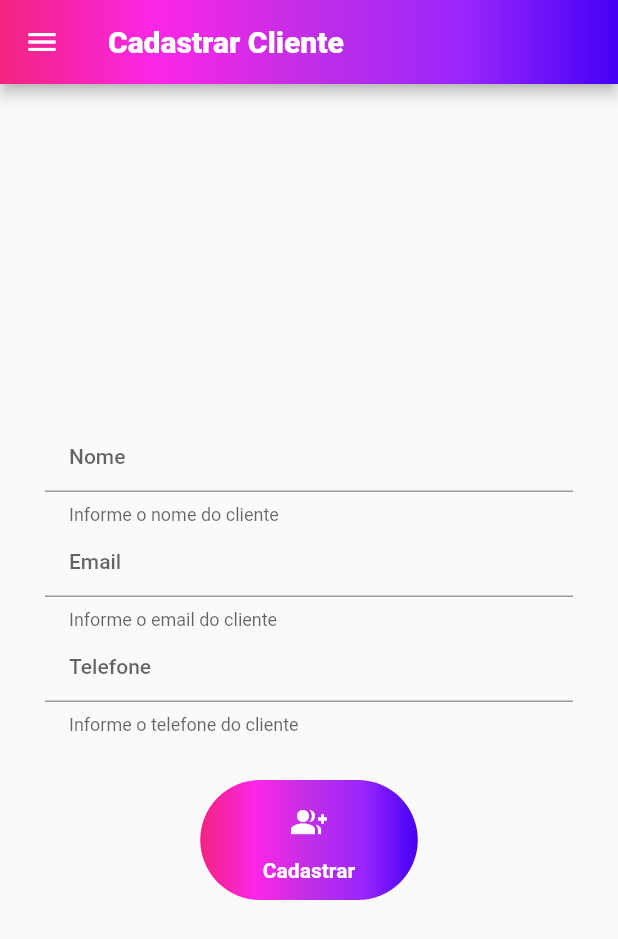
After one commit to GanaxXD/consumo_api, a Flutter app: the CadastrarCliente screen opened directly, on a phone screen of 412 x 824 dp. The commit adds this screen. Shown: the top 939 px of the screen. Run offline on Flutter 3.47's test engine with Material 2 defaults, Android fonts, the phone set to English and light mode, and no system bars; network calls fail; statements that could not run were skipped.

Commit message:
Criação da tela - UI - de cadastro de usuário completa

```diff
--- /dev/null
+++ b/lib/screens/addClient.dart
@@ -0,0 +1,82 @@
+import 'package:consumoapi/widgets/MyDrawerNavigation.dart';
+import 'package:consumoapi/widgets/myButton.dart';
+import 'package:consumoapi/widgets/myTextFormField.dart';
+import 'package:flutter/material.dart';
+
+class CadastrarCliente extends StatefulWidget {
+  @override
+  _CadastrarClienteState createState() => _CadastrarClienteState();
+}
+
+class _CadastrarClienteState extends State<CadastrarCliente> {
+
+    final GlobalKey<FormState> _formKey = GlobalKey<FormState>();
+    final TextEditingController _nameController = TextEditingController();
+    final TextEditingController _emailController = TextEditingController();
+    final TextEditingController _foneController = TextEditingController();
+
+    @override
+  Widget build(BuildContext context) {
+    return Scaffold(
+        drawer: MyDrawerNavigation(),
+        appBar: AppBar(
+            flexibleSpace: Container(
+                decoration: BoxDecoration(
+                    gradient: LinearGradient(
+                        colors: <Color>[
+                            Color.fromRGBO(242, 36, 126, 95),
+                            Color.fromRGBO(252, 38, 230, 90),
+                            Color.fromRGBO(193, 46, 230, 90),
+                            Color.fromRGBO(154, 38, 252, 99),
+                            Color.fromRGBO(69, 0, 245, 96),
+                        ],
+                        begin: const FractionalOffset(0.0, 0.0),
+                        end: const FractionalOffset(1.0, 0.0),
+                    )
+                ),
+            ),
+            title: Text("Cadastrar Cliente", style: TextStyle(
+                color: Colors.white, fontWeight: FontWeight.w900
+            ), overflow: TextOverflow.ellipsis,),
+        ),
+
+        body: Form(
+            key: _formKey,
+            child: Column(
+                mainAxisAlignment: MainAxisAlignment.center,
+                children: [
+                    MyTextFormField(
+                        hint: "Nome",
+                        help: "Informe o nome do cliente",
+                        controller: _nameController,
+                        keyboardType: TextInputType.name,
+                    ),
+
+                    MyTextFormField(
+                        hint: "Email",
+                        help: "Informe o email do cliente",
+                        controller: _emailController,
+                        keyboardType: TextInputType.emailAddress,
+                    ),
+
+                    MyTextFormField(
+                        hint: "Telefone",
+                        help: "Informe o telefone do cliente",
+                        controller: _foneController,
+                        keyboardType: TextInputType.phone,
+                    ),
+
+                    Padding(
+                        padding: const EdgeInsets.only(top: 30),
+                        child: MyButton(
+                            splashColor: Colors.green.shade400,
+                            icon: Icons.group_add,
+                            text: "Cadastrar",
+                        ),
+                    )
+                ],
+            ),
+        ),
+    );
+  }
+}
--- a/lib/screens/listClient.dart
+++ b/lib/screens/listClient.dart
@@ -21,7 +21,6 @@ class _HomePageState extends State<HomePage> {
       //Pegando os resultados da pesquisa
       search.getAllClients().then((value) =>{
           result = value,
-          print(result),
           super.setState(() {
             loading = false;
           })
--- /dev/null
+++ b/lib/widgets/myButton.dart
@@ -0,0 +1,50 @@
+import 'package:flutter/material.dart';
+
+class MyButton extends StatelessWidget {
+
+    IconData icon;
+    Color splashColor;
+    String text;
+
+    MyButton({@required this.icon, @required this.splashColor, @required this.text});
+
+  @override
+  Widget build(BuildContext context) {
+    return Container(
+        padding: const EdgeInsets.only(bottom: 8),
+        width: 145,
+        height: 80,
+        decoration: BoxDecoration(
+            gradient: LinearGradient(
+                colors: <Color> [
+                    Color.fromRGBO(242, 36, 126, 95),
+                    Color.fromRGBO(252, 38, 230, 90),
+                    Color.fromRGBO(193, 46, 230, 90),
+                    Color.fromRGBO(154, 38, 252, 99),
+                    Color.fromRGBO(69, 0, 245, 96),
+                ],
+                begin: const FractionalOffset(0.0, 0.0),
+                end: const FractionalOffset(1.0, 0.0),
+            ),
+            color: Colors.green,
+            borderRadius: BorderRadius.circular(60),
+        ),
+        child: Column(
+            mainAxisAlignment: MainAxisAlignment.center,
+            mainAxisSize: MainAxisSize.min,
+            children: [
+                IconButton(
+                    padding: EdgeInsets.zero,
+                    alignment: Alignment.center,
+                    icon: Icon(icon, color: Colors.white,),
+                    splashColor: splashColor,
+
+                ),
+                Text(text, style: TextStyle(
+                    color: Colors.white, fontWeight: FontWeight.w600
+                ),)
+            ],
+        )
+    );
+  }
+}
--- a/lib/widgets/myDrawerNavigation.dart
+++ b/lib/widgets/myDrawerNavigation.dart
@@ -1,3 +1,4 @@
+import 'package:consumoapi/screens/addClient.dart';
 import 'package:consumoapi/screens/comentsList.dart';
 import 'package:consumoapi/screens/listClient.dart';
 import 'package:consumoapi/screens/listOrders.dart';
@@ -89,6 +90,22 @@ class MyDrawerNavigation extends StatelessWidget {
 
                 Divider(color: Colors.indigo, indent: 55, endIndent: 55,),
 
+                //Listar Comentários:
+                ListTile(
+                    leading: Icon(Icons.group_add, color: Colors.indigo),
+                    title: Text("Cadastrar Cliente",
+                        style: TextStyle(
+                            color: Colors.indigo,
+                            fontSize: 14, fontWeight: FontWeight.w800,
+                        ),
+                    ),
+                    onTap: (){
+                        Navigator.of(context).pushReplacement(MaterialPageRoute(
+                            builder: (context) => CadastrarCliente()
+                        ));
+                    },
+                ),
+
 
             ],
         ),
--- /dev/null
+++ b/lib/widgets/myTextFormField.dart
@@ -0,0 +1,32 @@
+import 'package:flutter/material.dart';
+
+class MyTextFormField extends StatelessWidget {
+
+    final TextEditingController controller;
+    final String hint, help;
+    final TextInputType keyboardType;
+
+    MyTextFormField({@required this.controller, @required this.hint, @required this.help, @required this.keyboardType});
+
+    @override
+  Widget build(BuildContext context) {
+    return Padding(
+        padding: const EdgeInsets.symmetric(horizontal: 30),
+        child: TextFormField(
+            style: TextStyle(
+                color: Colors.indigo,
+                fontSize: 14,
+                fontWeight: FontWeight.w500,
+            ),
+            keyboardType: keyboardType,
+            controller: controller,
+            expands: false,
+            decoration: InputDecoration(
+                hintText: hint,
+                helperText: help,
+                contentPadding: const EdgeInsets.symmetric(horizontal: 16, vertical: 8),
+            ),
+        ),
+    );
+  }
+}
```
